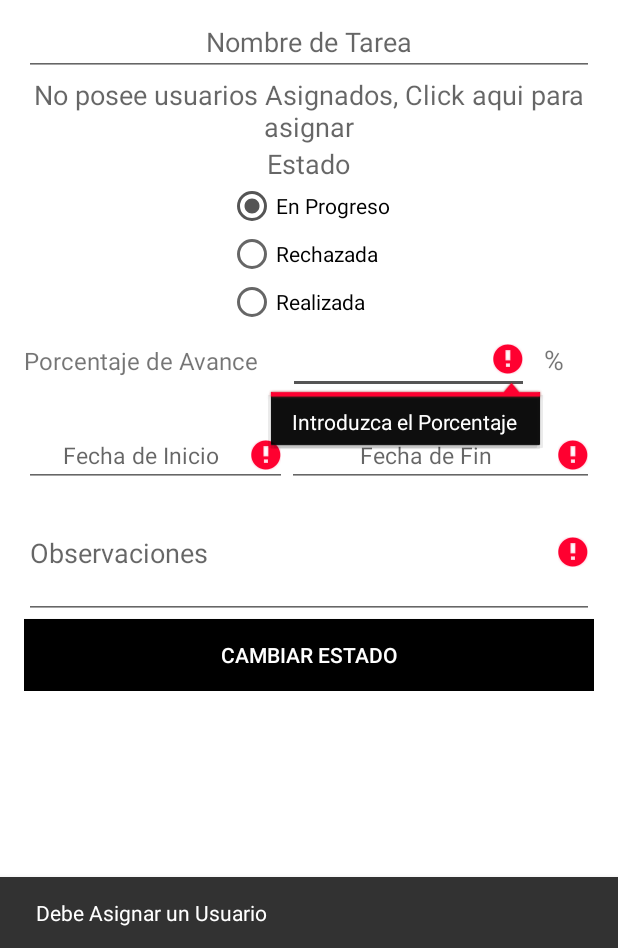
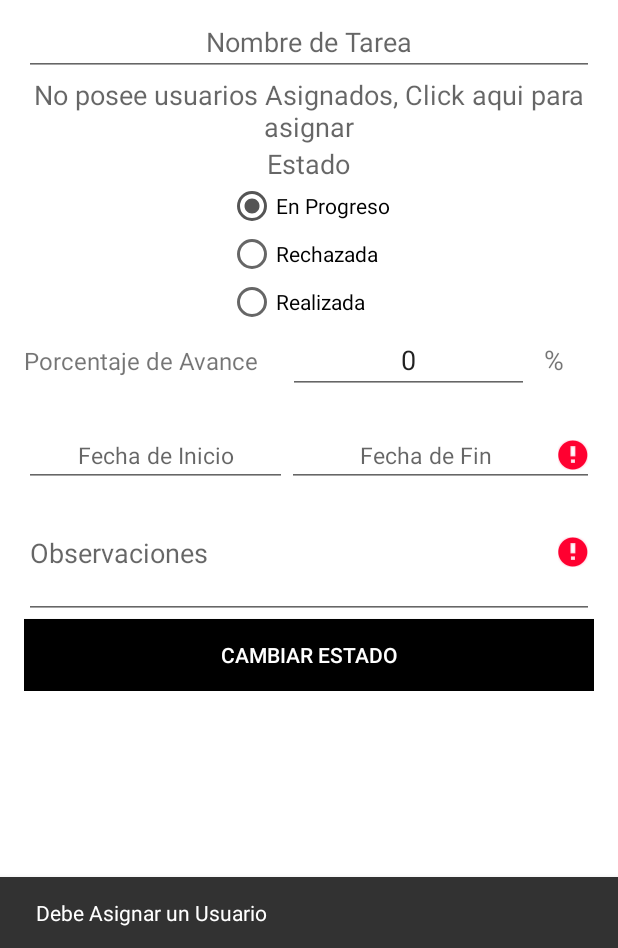
Before and after one commit to luis239/work_ok, an Android app: the NewTaskActivity screen opened directly, with no data from a screen before it, after a tap on "CAMBIAR ESTADO", on a phone screen of 412 x 824 dp, the part 288-1236 px from its top. Run offline under Robolectric (Android 15) with nearby library versions, the phone set to English and light mode, and no system bars; 2 statements that could not run were skipped.

Commit message:
Version Final - Corregidas notificaciones, añadido el nombre de proyecto a las tareas, correcion en el registro de GCM

```diff
--- a/app/src/main/java/com/immagine/workok/activity/MainActivity.java
+++ b/app/src/main/java/com/immagine/workok/activity/MainActivity.java
@@ -136,12 +136,12 @@
         }
     }
 
-    @Override
+/*    @Override
     public boolean onCreateOptionsMenu(Menu menu) {
         // Inflate the menu; this adds items to the action bar if it is present.
         getMenuInflater().inflate(R.menu.main, menu);
         return true;
-    }
+    }*/
 
     @Override
     public boolean onOptionsItemSelected(MenuItem item) {
--- a/app/src/main/java/com/immagine/workok/activity/MyTasksActivity.java
+++ b/app/src/main/java/com/immagine/workok/activity/MyTasksActivity.java
@@ -172,7 +172,7 @@
                         JSONObject data = dataArray.getJSONObject(i);
                         Task task = new Task(data.getString("title"),
                                 data.getString("description"),data.getString("date_start"),data.getString("date_end"),data.getInt("percentage"),
-                                data.getInt("status_id"),data.getInt("project_id"),data.getInt("user_id"),data.getInt("task_id"),data.getString("fullname"),data.getInt("owner"));
+                                data.getInt("status_id"),data.getInt("project_id"),data.getInt("user_id"),data.getInt("task_id"),data.getString("fullname"),data.getInt("owner"),data.getString("project_title"));
                         items.add(task);
                     }
                     Log.d("Server response",responseStr);
--- a/app/src/main/java/com/immagine/workok/activity/NewTaskActivity.java
+++ b/app/src/main/java/com/immagine/workok/activity/NewTaskActivity.java
@@ -77,6 +77,8 @@
     private LinearLayout container;
     ArrayAdapter<User> adapter;
     private boolean isOwner = true;
+    private Button add;
+    private LinearLayout spinnerLayout;
 
     @Override
     protected void onCreate(Bundle savedInstanceState) {
@@ -86,11 +88,13 @@
         getSupportActionBar().setHomeButtonEnabled(true);
 
         boolean comeFrom = false;
+        spinnerLayout = (LinearLayout) findViewById( (R.id.layoutSpiner)) ;
         container = (LinearLayout) findViewById(R.id.container_dates) ;
         nameTask = (EditText)findViewById(R.id.projectName);
         description = (EditText)findViewById(R.id.observaciones);
         percent = (EditText)findViewById(R.id.percent);
-        //percent.setText("0");
+        percent.setText("0");
+        add = (Button) findViewById(R.id.add);
 
 
         inProgress = (RadioButton)findViewById(R.id.radioButton);
@@ -213,6 +217,17 @@
 
             }
         });
+        add.setOnClickListener(new View.OnClickListener() {
+            @Override
+            public void onClick(View v) {
+                Bundle bundle = new Bundle();
+                bundle.putInt("ID_PROJECT",projectId);
+                Intent intent =  new Intent(NewTaskActivity.this,AddUserProject.class);
+                intent.putExtras(bundle);
+                startActivity(intent);
+
+            }
+        });
         percent.addTextChangedListener(new TextWatcher() {
             @Override
             public void beforeTextChanged(CharSequence s, int start, int count, int after) {
@@ -296,14 +311,14 @@
             cancel = true;
         }
 
-        if(initDate.equals(finishDate)){
+        /*if(initDate.equals(finishDate)){
 
             startDate.setError("");
             focusView = startDate;
             Snackbar.make(container, "Las Fechas no pueden ser iguales", Snackbar.LENGTH_LONG)
                     .setAction("Action", null).show();
             cancel = true;
-        }
+        }*/
         if (percent.getText().toString().length() == 0) {
             percent.setError("Introduzca el Porcentaje");
             percent.requestFocus();
@@ -773,7 +788,7 @@
 
 
             }else{
-                spinner.setVisibility(View.GONE);
+                spinnerLayout.setVisibility(View.GONE);
             }
             progressDialog.dismiss();
         }
--- a/app/src/main/java/com/immagine/workok/activity/ProyectDetailsActivity.java
+++ b/app/src/main/java/com/immagine/workok/activity/ProyectDetailsActivity.java
@@ -263,7 +263,7 @@
                         JSONObject data = dataArray.getJSONObject(i);
                         Task task = new Task(data.getString("title"),
                                 data.getString("description"),data.getString("date_start"),data.getString("date_end"),data.getInt("percentage"),
-                                data.getInt("status_id"),data.getInt("project_id"),data.getInt("user_id"),data.getInt("task_id"),data.getString("fullname"));
+                                data.getInt("status_id"),data.getInt("project_id"),data.getInt("user_id"),data.getInt("task_id"),data.getString("fullname"),data.getString("project_title"));
                         items.add(task);
                     }
                     Log.d("Server response",responseStr);
--- a/app/src/main/java/com/immagine/workok/adapter/ProjectAdapter.java
+++ b/app/src/main/java/com/immagine/workok/adapter/ProjectAdapter.java
@@ -35,6 +35,7 @@
         public ImageView imagen;
         public TextView nombre;
         public TextView visitas;
+        public TextView projectName;
 
         public RelativeLayout layout;
         public ProjectViewHolder(View v) {
@@ -45,6 +46,7 @@
             nombre = (TextView) v.findViewById(R.id.nombre);
             visitas = (TextView) v.findViewById(R.id.user_assigend);
             layout = (RelativeLayout) v.findViewById(R.id.card_view);
+            projectName = (TextView) v.findViewById(R.id.projectName);
             layout.setOnClickListener(this);
             imagen.setOnClickListener(this);
             delete.setOnClickListener(this);
@@ -80,6 +82,7 @@
 
         holder.nombre.setText(items.get(position).getTitle());
         holder.percent.setVisibility(View.GONE);
+        holder.projectName.setVisibility(View.GONE);
         if (isDetail){
             holder.visitas.setText("Completado: "+String.valueOf(items.get(position).getPercentage())+"%");
         }else {
--- a/app/src/main/java/com/immagine/workok/adapter/TaskProjectAdapter.java
+++ b/app/src/main/java/com/immagine/workok/adapter/TaskProjectAdapter.java
@@ -31,6 +31,7 @@
     }
 
     public class TaskViewHolder extends RecyclerView.ViewHolder implements  View.OnClickListener {
+        private final TextView projectName;
         // Campos respectivos de un item
         public ImageView imageButton;
         public TextView name;
@@ -38,6 +39,7 @@
         public TextView percent;
         public ImageView delete;
         public RelativeLayout layout;
+
 
         public TaskViewHolder(View v) {
             super(v);
@@ -47,6 +49,7 @@
             userAssigned = (TextView) v.findViewById(R.id.user_assigend);
             percent = (TextView) v.findViewById(R.id.percent);
             imageButton.setImageResource(android.R.drawable.ic_menu_edit);
+            projectName = (TextView) v.findViewById(R.id.projectName);
             layout = (RelativeLayout) v.findViewById(R.id.card_view);
             layout.setOnClickListener(this);
             delete.setOnClickListener(this);
@@ -84,6 +87,7 @@
 
         holder.name.setText(items.get(position).getTitle());
         holder.percent.setText("Completado: "+items.get(position).getPercentage()+"%");
+        holder.projectName.setText("Proyecto: "+items.get(position).getProjectName());
         if(items.get(position).getFullname() != null)
             holder.userAssigned.setText("Asignado a: " + items.get(position).getFullname());
 
--- a/app/src/main/java/com/immagine/workok/gcm/GCMUtil.java
+++ b/app/src/main/java/com/immagine/workok/gcm/GCMUtil.java
@@ -90,6 +90,9 @@
 
     public static Boolean UpdateRegisterServer(Context context, String registrationToken, int tokenUserId) throws  Exception {
         int idUser = tokenUserId;
+
+        if(tokenUserId != User.user.getUser_id())
+            idUser = User.user.getUser_id();
         String dataUrl = "http://www.jexsantofagasta.cl/workok/wouser.php";
         String dataUrlParameters = "user_id=" + idUser + "&token=" + registrationToken + "&action=10";
 
@@ -98,6 +101,7 @@
 
         try {
             connection = (HttpURLConnection) url.openConnection();
+
             connection.setReadTimeout(10000 /* milliseconds */);
             connection.setConnectTimeout(15000 /* milliseconds */);
             connection.setRequestMethod("POST");
--- a/app/src/main/java/com/immagine/workok/model/Notifications.java
+++ b/app/src/main/java/com/immagine/workok/model/Notifications.java
@@ -13,6 +13,11 @@
         this.title = title;
     }
 
+    public Notifications(String message) {
+
+        this.message = message;
+    }
+
     public String getMessage() {
         return message;
     }
--- a/app/src/main/res/layout/activity_new_task.xml
+++ b/app/src/main/res/layout/activity_new_task.xml
@@ -51,14 +51,32 @@
                 android:focusableInTouchMode="true"
                 android:enabled="true" />
 
-            <Spinner
+            <LinearLayout
+                android:orientation="horizontal"
                 android:layout_width="match_parent"
-                android:layout_height="wrap_content"
-                android:id="@+id/spinner_users"
-                android:prompt="@string/add_user"
-                android:layout_marginBottom="20dp"
-                android:textAlignment="center"
-                android:spinnerMode="dialog" />
+                android:layout_height="75dp"
+                android:weightSum="1"
+                android:id="@+id/layoutSpiner"
+                android:layout_marginBottom="-20dp">
+
+                <Spinner
+                    android:layout_width="203dp"
+                    android:layout_height="wrap_content"
+                    android:id="@+id/spinner_users"
+                    android:prompt="@string/add_user"
+                    android:textAlignment="center"
+                    android:spinnerMode="dialog"
+                    android:layout_weight="0.89" />
+
+                <Button
+                    style="?android:attr/buttonStyleSmall"
+                    android:layout_width="35dp"
+                    android:layout_height="36dp"
+                    android:id="@+id/add"
+                    android:layout_gravity="center"
+                    android:background="@android:drawable/ic_input_add"
+                    android:layout_marginBottom="20dp" />
+            </LinearLayout>
 
             <TextView
                 android:layout_width="wrap_content"
--- a/app/src/main/res/layout/row.xml
+++ b/app/src/main/res/layout/row.xml
@@ -1,7 +1,7 @@
 <?xml version="1.0" encoding="utf-8"?>
 <RelativeLayout xmlns:android="http://schemas.android.com/apk/res/android"
     android:layout_width="match_parent"
-    android:layout_height="match_parent"
+    android:layout_height="90dp"
     android:focusable="true"
     android:paddingLeft="16dp"
     android:paddingRight="16dp"
@@ -25,6 +25,8 @@
         android:layout_below="@id/title"
         android:layout_width="match_parent"
         android:layout_height="wrap_content"
-        android:textColor="#454545" />
+        android:textColor="#454545"
+        android:maxLength="100"
+        android:maxLines="2" />
 
 </RelativeLayout>
```
Also changed, not shown: app/src/main/java/com/immagine/workok/model/Task.java (+24 -13 lines), app/src/main/res/drawable/border_search_bar.xml (added, +8 -0 lines), app/src/main/res/layout/activity_new_project.xml (+17 -10 lines).
